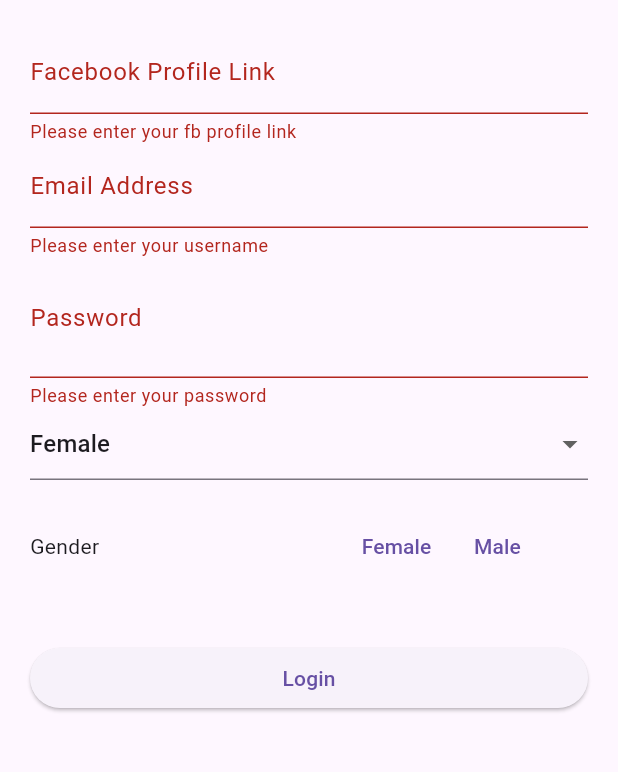
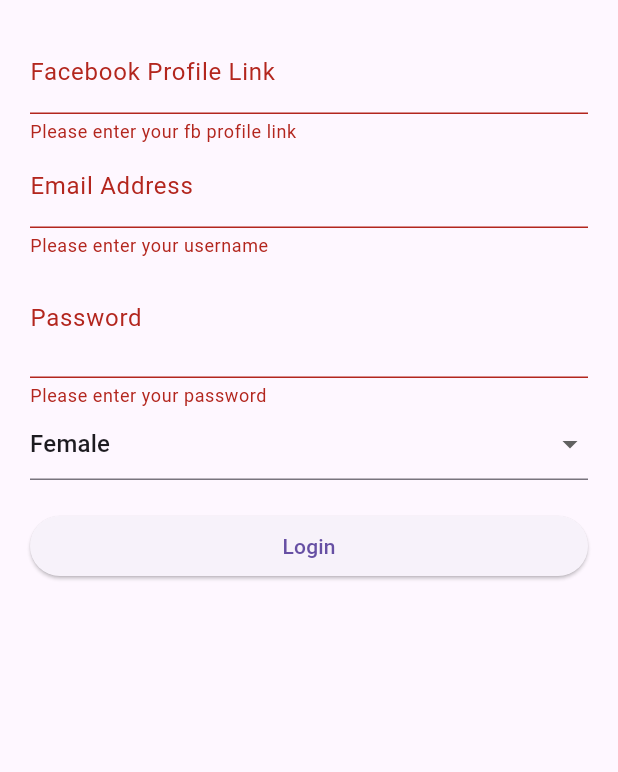
Before and after one commit to Krunxx/form-and-routing, a Flutter app: the screen it shows after launch, after a tap on "Login", on a phone screen of 412 x 824 dp, the part 84-856 px from its top. Run offline on Flutter 3.47's test engine with Material 3 defaults, Android fonts, the phone set to English and light mode, and no system bars; missing offline and left inert: regexpattern.

Commit message:
Third Commit For Last Today's Video

```diff
--- a/lib/home.dart
+++ b/lib/home.dart
@@ -101,37 +101,17 @@ class _HomeState extends State<Home> {
                   onChanged: (value){
                     selectedGender = value!;
                   }),
-            Padding(
-              padding: EdgeInsets.symmetric(vertical: 20),
-              child: Row(
-                children: [
-                  Text("Gender"),
-                  Expanded(
-                    child: Container(),
-                  ),
-                  Expanded(
-                      child: Row(
-                        children: [
-                          TextButton(
-                              onPressed: (){
-
-                              },
-                              child: Text("Female")
-                          ),
-                          TextButton(
-                              onPressed: (){
-
-                              },
-                              child: Text("Male")
-                          ),
-                        ],
-                      ))
-                ],
-              ),
-            ),
               const SizedBox(height: 20),
               ElevatedButton(
                   onPressed: (){
+                    print('Facebook Profile Link: ${fbProfileLink.text}');
+                    print('Email Address: ${usernameController.text}');
+                    print('Password: ${passwordController.text}');
+                    print('Email: ${selectedGender}');
+
+                    fbProfileLink.text = "";
+                    usernameController.text = "";
+                    passwordController.text = "";
                     formKey.currentState?.validate();
                   },
                   child: Text("Login"))
```
Lines whose indentation alone changed are shown as unchanged.
